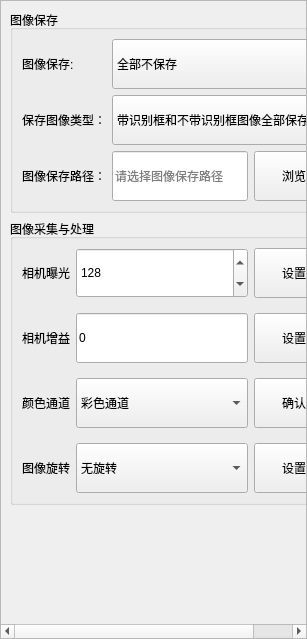
This is app/ui/main_window/settings/image_settings_page.ui in GitHub3651/shenyinocr as Qt 5 draws it before an edit. The edited form follows.
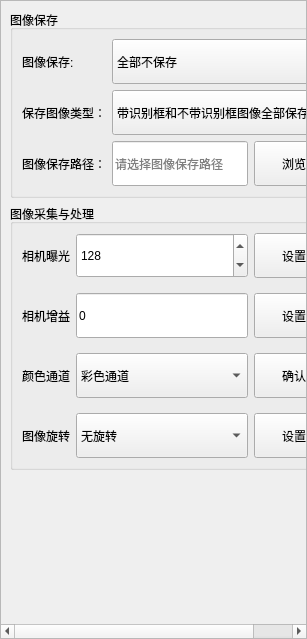
This is the edited form.

```diff
--- a/app/ui/main_window/settings/image_settings_page.ui
+++ b/app/ui/main_window/settings/image_settings_page.ui
@@ -49,7 +49,7 @@
             <property name="minimumSize">
              <size>
               <width>0</width>
-              <height>50</height>
+              <height>45</height>
              </size>
             </property>
             <property name="text">
@@ -62,7 +62,7 @@
             <property name="minimumSize">
              <size>
               <width>0</width>
-              <height>50</height>
+              <height>45</height>
              </size>
             </property>
             <item>
@@ -92,7 +92,7 @@
             <property name="minimumSize">
              <size>
               <width>0</width>
-              <height>50</height>
+              <height>45</height>
              </size>
             </property>
             <property name="text">
@@ -105,7 +105,7 @@
             <property name="minimumSize">
              <size>
               <width>0</width>
-              <height>50</height>
+              <height>45</height>
              </size>
             </property>
             <item>
@@ -130,7 +130,7 @@
             <property name="minimumSize">
              <size>
               <width>0</width>
-              <height>50</height>
+              <height>45</height>
              </size>
             </property>
             <property name="text">
@@ -143,7 +143,7 @@
             <property name="minimumSize">
              <size>
               <width>0</width>
-              <height>50</height>
+              <height>45</height>
              </size>
             </property>
             <property name="readOnly">
@@ -159,7 +159,7 @@
             <property name="minimumSize">
              <size>
               <width>80</width>
-              <height>50</height>
+              <height>45</height>
              </size>
             </property>
             <property name="maximumSize">
@@ -193,7 +193,7 @@
             <property name="minimumSize">
              <size>
               <width>0</width>
-              <height>50</height>
+              <height>45</height>
              </size>
             </property>
             <property name="maximum">
@@ -209,7 +209,7 @@
             <property name="minimumSize">
              <size>
               <width>0</width>
-              <height>50</height>
+              <height>45</height>
              </size>
             </property>
             <property name="text">
@@ -242,7 +242,7 @@
             <property name="minimumSize">
              <size>
               <width>0</width>
-              <height>50</height>
+              <height>45</height>
              </size>
             </property>
             <property name="text">
@@ -261,7 +261,7 @@
             <property name="minimumSize">
              <size>
               <width>0</width>
-              <height>50</height>
+              <height>45</height>
              </size>
             </property>
             <property name="text">
@@ -274,7 +274,7 @@
             <property name="minimumSize">
              <size>
               <width>0</width>
-              <height>50</height>
+              <height>45</height>
              </size>
             </property>
             <item>
@@ -311,7 +311,7 @@
             <property name="minimumSize">
              <size>
               <width>0</width>
-              <height>50</height>
+              <height>45</height>
              </size>
             </property>
             <property name="text">
@@ -324,7 +324,7 @@
             <property name="minimumSize">
              <size>
               <width>0</width>
-              <height>50</height>
+              <height>45</height>
              </size>
             </property>
             <property name="text">
@@ -337,7 +337,7 @@
             <property name="minimumSize">
              <size>
               <width>0</width>
-              <height>50</height>
+              <height>45</height>
              </size>
             </property>
             <item>
```
